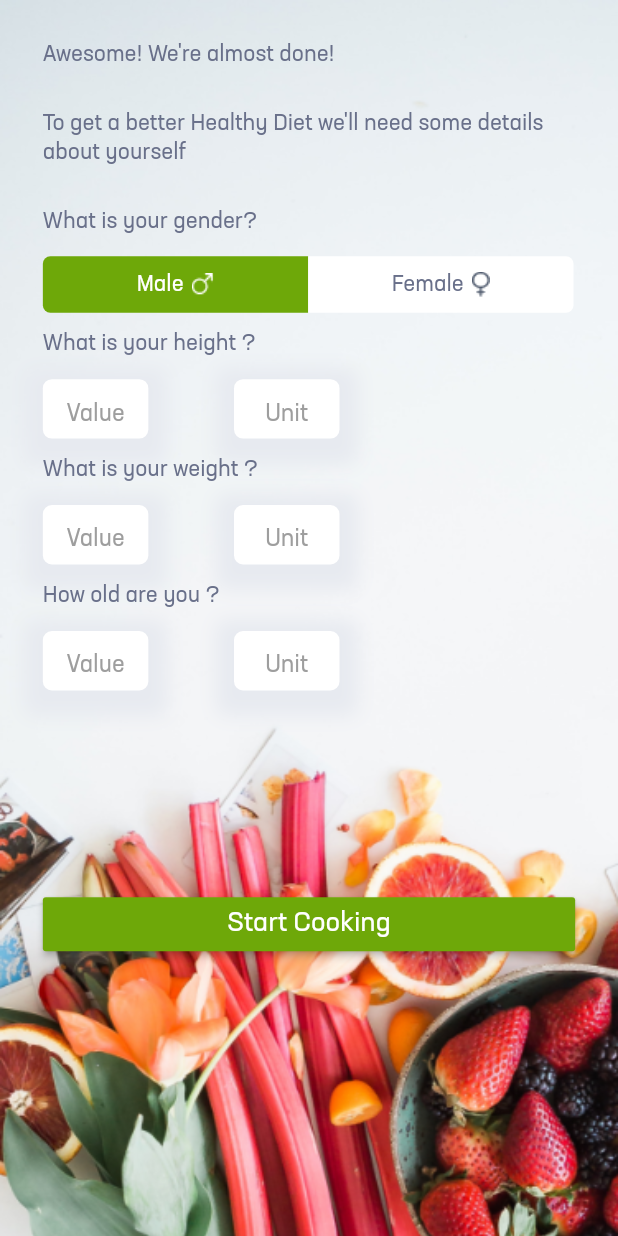
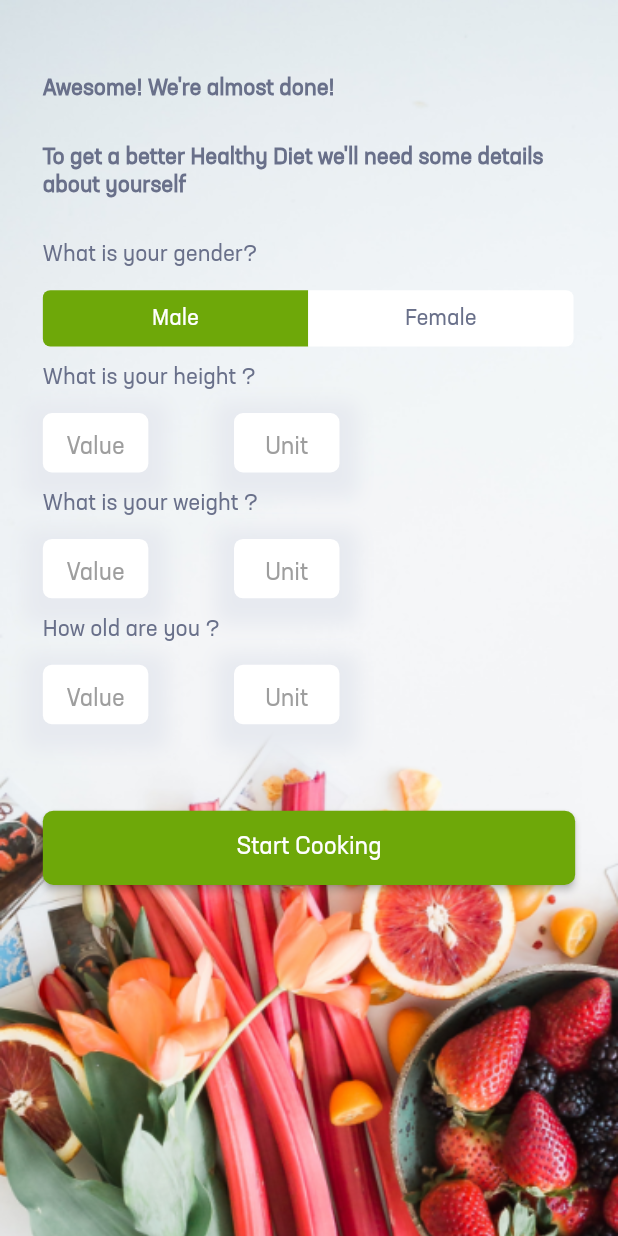
Before and after one commit to MalshanPerera/foodpal, a Flutter app: the DietScreen screen opened by its route, on a phone screen of 412 x 824 dp. Run offline on Flutter 3.47's test engine with Material 2 defaults, Android fonts, the phone set to English and light mode, and no system bars; drawn by our look-alikes of auto_size_text; our stand-ins replace curved_navigation_bar, percent_indicator; missing offline and left inert: page_view_indicator.

```diff
--- a/lib/screens/Diet.dart
+++ b/lib/screens/Diet.dart
@@ -2,6 +2,7 @@ import 'package:auto_size_text/auto_size_text.dart';
 import 'package:flutter/material.dart';
 import 'package:flutter/services.dart';
 import 'package:foodpal/helper/utils.dart';
+import 'package:foodpal/route_constants.dart';
 
 class DietScreen extends StatefulWidget {
   @override
@@ -9,12 +10,14 @@ class DietScreen extends StatefulWidget {
 }
 
 class _DietScreenState extends State<DietScreen> {
+
+  final _width = Utils.bodyWidth;
+  final _height = Utils.totalBodyHeight;
+
+  bool _isMale = true;
+
   @override
   Widget build(BuildContext context) {
-    final _width = Utils.bodyWidth;
-    final _height = Utils.totalBodyHeight;
-
-    bool _isMale = false;
 
     return Scaffold(
       body: SingleChildScrollView(
@@ -32,11 +35,11 @@ class _DietScreenState extends State<DietScreen> {
                 children: <Widget>[
                   Container(
                     margin: EdgeInsets.only(
-                        top: Utils.getDesignHeight(26.5),
+                        top: _height * 0.06,
                         left: Utils.getDesignWidth(26)),
                     child: AutoSizeText(
                       "Awesome! We're almost done!",
-                      style: Theme.of(context).textTheme.body2,
+                      style: Theme.of(context).textTheme.body2.copyWith(fontWeight: FontWeight.w600),
                       minFontSize: 15,
                       maxFontSize: 20,
                     ),
@@ -48,7 +51,7 @@ class _DietScreenState extends State<DietScreen> {
                         right: Utils.getDesignWidth(26)),
                     child: AutoSizeText(
                       "To get a better Healthy Diet we'll need some details about yourself ",
-                      style: Theme.of(context).textTheme.body2,
+                      style: Theme.of(context).textTheme.body2.copyWith(fontWeight: FontWeight.w600),
                       minFontSize: 15,
                       maxFontSize: 20,
                     ),
@@ -80,8 +83,8 @@ class _DietScreenState extends State<DietScreen> {
                               alignment: Alignment.center,
                               decoration: BoxDecoration(
                                   color: _isMale
-                                      ? Colors.white
-                                      : Theme.of(context).accentColor,
+                                      ? Theme.of(context).accentColor
+                                      : Colors.white,
                                   borderRadius: BorderRadius.only(
                                       topLeft: Radius.circular(5.0),
                                       bottomLeft: Radius.circular(5.0))),
@@ -91,24 +94,16 @@ class _DietScreenState extends State<DietScreen> {
                                   AutoSizeText(
                                     "Male",
                                     minFontSize: 15,
-                                    style: Theme.of(context)
-                                        .textTheme
-                                        .body2
-                                        .copyWith(
-                                            color: _isMale
-                                                ? Theme.of(context)
-                                                    .highlightColor
-                                                : Colors.white),
+                                    style: Theme.of(context).textTheme.body2.copyWith(
+                                            color: _isMale ? Colors.white : Theme.of(context).highlightColor),
                                   ),
-                                  Container(
-                                    margin: EdgeInsets.only(left: Utils.getDesignWidth(5)),
-                                    child: Image.asset('assets/images/male.png'),                                  )
                                 ],
                               ),
                             ),
                             onTap: () {
                               setState(() {
-                                _isMale = false;
+                                _isMale = true;
+                                print(_isMale);
                               });
                             },
                           ),
@@ -119,8 +114,8 @@ class _DietScreenState extends State<DietScreen> {
                               alignment: Alignment.center,
                               decoration: BoxDecoration(
                                   color: _isMale
-                                      ? Theme.of(context).accentColor
-                                      : Colors.white,
+                                      ? Colors.white
+                                      : Theme.of(context).accentColor,
                                   borderRadius: BorderRadius.only(
                                       topRight: Radius.circular(5.0),
                                       bottomRight: Radius.circular(5.0))),
@@ -134,21 +129,15 @@ class _DietScreenState extends State<DietScreen> {
                                         .textTheme
                                         .body2
                                         .copyWith(
-                                            color: _isMale
-                                                ? Colors.white
-                                                : Theme.of(context)
-                                                    .highlightColor),
+                                            color: _isMale ? Theme.of(context).highlightColor : Colors.white),
                                   ),
-                                  Container(
-                                    margin: EdgeInsets.only(left: Utils.getDesignWidth(5)),
-                                    child: Image.asset('assets/images/woman.png'),
-                                  )
                                 ],
                               ),
                             ),
                             onTap: () {
                               setState(() {
-                                _isMale = true;
+                                _isMale = false;
+                                print(_isMale);
                               });
                             },
                           )
@@ -389,20 +378,18 @@ class _DietScreenState extends State<DietScreen> {
                     ],
                   ),
                   Container(
-                    width: Utils.getDesignWidth(323),
-                    margin: EdgeInsets.only(
-                        top: Utils.getDesignHeight(130),
-                        left: Utils.getDesignWidth(26),
-                        right: Utils.getDesignWidth(26)),
+                    margin: EdgeInsets.only(top: _height * 0.07, left: Utils.getDesignWidth(26), right: Utils.getDesignWidth(26)),
+                    height: _height * 0.06,
+                    width: _width,
                     child: RaisedButton(
-                      color: Theme.of(context).primaryColor,
-                      onPressed: () {},
-                      child: Text(
-                        'Start Cooking',
-                        style: Theme.of(context).textTheme.body1,
+                      shape: RoundedRectangleBorder(
+                          borderRadius: BorderRadius.all(Radius.circular(7.0))
                       ),
+                      color: Theme.of(context).accentColor,
+                      child: Text("Start Cooking", style: Theme.of(context).textTheme.button.copyWith(fontSize: 16.0),),
+                      onPressed: () => Navigator.pushNamed(context, HomeScreenRoute),
                     ),
-                  )
+                  ),
                 ])),
       ),
     );
--- a/lib/screens/cuisines_screen.dart
+++ b/lib/screens/cuisines_screen.dart
@@ -236,7 +236,7 @@ class _CuisinesScreen extends State<CuisinesScreen> {
                     ),
                     color: Theme.of(context).accentColor,
                     child: Text("Next", style: Theme.of(context).textTheme.button.copyWith(fontSize: 16.0),),
-                    onPressed: () => Navigator.pushNamed(context, CuisinesScreenRoute),
+                    onPressed: () => Navigator.pushNamed(context, AllergiesDietScreenRoute),
                   ),
                 ),
                 Expanded(
--- a/lib/screens/sign_up/sign_up_otp_screen.dart
+++ b/lib/screens/sign_up/sign_up_otp_screen.dart
@@ -78,7 +78,7 @@ class _SignUpOtpScreenState extends State<SignUpOtpScreen> {
                         ),
                         onPressed: (() {
                           Navigator.of(context).pushNamedAndRemoveUntil(
-                              HomeScreenRoute, (_) => false);
+                              CuisinesScreenRoute, (_) => false);
                         })),
                   ),
                   Container(
--- a/lib/screens/splash_screen.dart
+++ b/lib/screens/splash_screen.dart
@@ -51,6 +51,6 @@ class _SplashScreenState extends State<SplashScreen> {
   }
 
   void navigationPage() {
-    Navigator.of(context).pushReplacementNamed(LoginScreenRoute);
+    Navigator.of(context).pushReplacementNamed(LandingScreenRoute);
   }
 }
```
Also changed, not shown: lib/screens/allergies_diet_screen.dart (+22 -20 lines), lib/screens/forgot_password/forgot_password_email_screen.dart (+6 -1 lines), lib/screens/forgot_password/forgot_password_otp_screen.dart (+6 -1 lines), lib/screens/forgot_password/forgot_password_screen.dart (+6 -1 lines), lib/screens/home_screen.dart (+12 -3 lines), lib/screens/login_screen.dart (+6 -1 lines).
